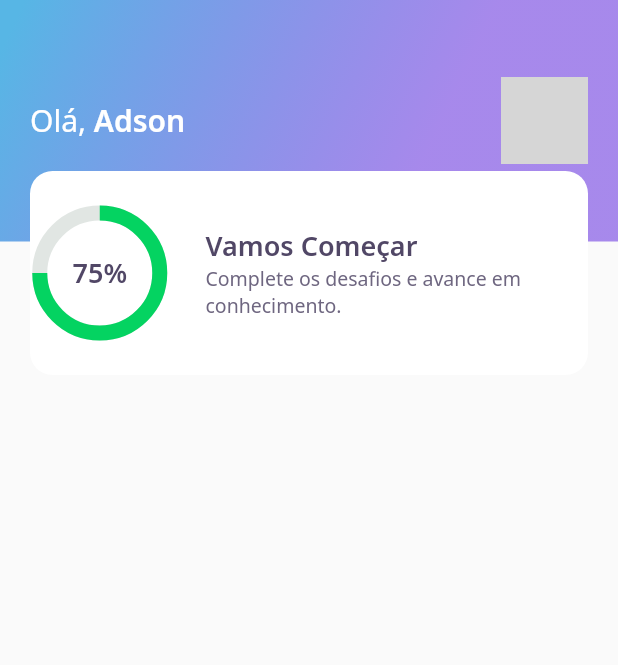
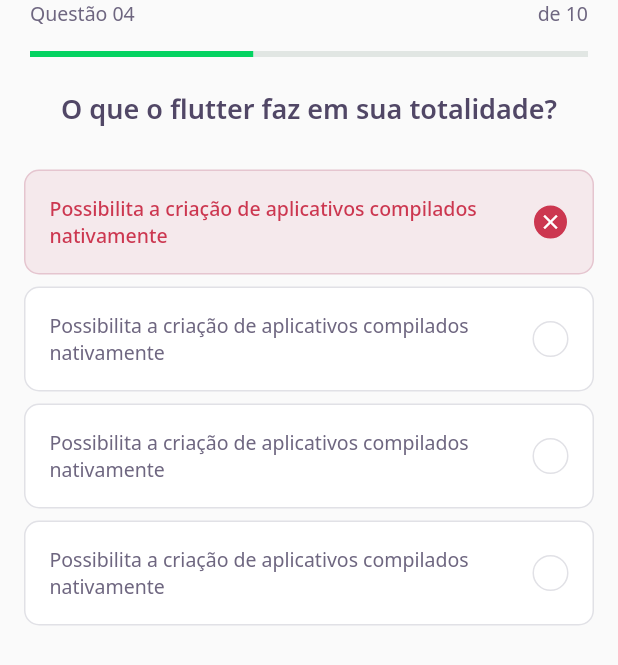
Before and after one commit to AdsonBruno/NLW05-trilha-flutter, a Flutter app: the screen it shows after launch, on a phone screen of 412 x 824 dp. Shown: the top 665 px of the screen. Run offline on Flutter 3.47's test engine with Material 2 defaults, Android fonts, the phone set to English and light mode, and no system bars; our stand-ins replace google_fonts; grey boxes are pictures that could not be loaded.

Commit message:
dia 2 nlw

```diff
--- /dev/null
+++ b/lib/challenge/chalenged_page.dart
@@ -0,0 +1,28 @@
+import 'package:DevQuiz/challenge/widgets/question_indicator/question_indicator_widget.dart';
+import 'package:DevQuiz/challenge/widgets/quiz/quiz_widget.dart';
+import 'package:flutter/material.dart';
+
+class ChallengePage extends StatefulWidget {
+  ChallengePage({Key? key}) : super(key: key);
+
+  @override
+  _ChallengePageState createState() => _ChallengePageState();
+}
+
+class _ChallengePageState extends State<ChallengePage> {
+  @override
+  Widget build(BuildContext context) {
+    return Scaffold(
+      appBar: PreferredSize(
+        preferredSize: Size.fromHeight(60),
+        child: SafeArea(
+          top: true,
+          child: QuestionIndicatorWidget(),
+        ),
+      ),
+      body: QuizWidget(
+        title: 'O que o flutter faz em sua totalidade?',
+      ),
+    );
+  }
+}
--- /dev/null
+++ b/lib/challenge/widgets/awnser/awnser_widget.dart
@@ -0,0 +1,81 @@
+import 'package:DevQuiz/core/app_colors.dart';
+import 'package:DevQuiz/core/app_text_styles.dart';
+import 'package:flutter/material.dart';
+
+class AwnserWidget extends StatelessWidget {
+  final String title;
+  final bool isRight;
+  final bool isSelected;
+  AwnserWidget({
+    Key? key,
+    required this.title,
+    this.isRight = false,
+    this.isSelected = false,
+  }) : super(key: key);
+
+  Color get _selectedColorRight =>
+      isRight ? AppColors.darkGreen : AppColors.darkRed;
+
+  Color get _selectedBorderRight =>
+      isRight ? AppColors.lightGreen : AppColors.lightRed;
+
+  Color get _selectedColorCardRight =>
+      isRight ? AppColors.lightGreen : AppColors.lightRed;
+
+  Color get _selectedBorderCardRight =>
+      isRight ? AppColors.green : AppColors.red;
+
+  TextStyle get _selectedTextStyleRight =>
+      isRight ? AppTextStyles.bodyDarkGreen : AppTextStyles.bodyDarkRed;
+
+  IconData get _selectedIconRight => isRight ? Icons.check : Icons.close;
+
+  @override
+  Widget build(BuildContext context) {
+    return Padding(
+      padding: const EdgeInsets.symmetric(horizontal: 16.0, vertical: 4),
+      child: Container(
+        padding: EdgeInsets.all(16),
+        decoration: BoxDecoration(
+          color: isSelected ? _selectedColorCardRight : AppColors.white,
+          borderRadius: BorderRadius.circular(10),
+          border: Border.fromBorderSide(BorderSide(
+            color: isSelected ? _selectedBorderCardRight : AppColors.border,
+          )),
+        ),
+        child: Row(
+          mainAxisAlignment: MainAxisAlignment.spaceBetween,
+          children: [
+            Expanded(
+              child: Text(
+                title,
+                style:
+                    isSelected ? _selectedTextStyleRight : AppTextStyles.body,
+              ),
+            ),
+            Container(
+              width: 24,
+              height: 24,
+              decoration: BoxDecoration(
+                color: isSelected ? _selectedColorRight : AppColors.white,
+                borderRadius: BorderRadius.circular(500),
+                border: Border.fromBorderSide(
+                  BorderSide(
+                      color:
+                          isSelected ? _selectedBorderRight : AppColors.border),
+                ),
+              ),
+              child: isSelected
+                  ? Icon(
+                      _selectedIconRight,
+                      color: AppColors.white,
+                      size: 16,
+                    )
+                  : null,
+            ),
+          ],
+        ),
+      ),
+    );
+  }
+}
--- /dev/null
+++ b/lib/challenge/widgets/question_indicator/question_indicator_widget.dart
@@ -0,0 +1,38 @@
+import 'package:DevQuiz/core/app_colors.dart';
+import 'package:DevQuiz/core/app_text_styles.dart';
+import 'package:DevQuiz/shared/widgets/progress_indicator/progress_indicator.dart';
+import 'package:flutter/material.dart';
+
+class QuestionIndicatorWidget extends StatelessWidget {
+  const QuestionIndicatorWidget({Key? key}) : super(key: key);
+
+  @override
+  Widget build(BuildContext context) {
+    return Container(
+      padding: EdgeInsets.symmetric(horizontal: 20),
+      child: Column(
+        children: [
+          Row(
+            mainAxisAlignment: MainAxisAlignment.spaceBetween,
+            children: [
+              Text(
+                'Questão 04',
+                style: AppTextStyles.body,
+              ),
+              Text(
+                'de 10',
+                style: AppTextStyles.body,
+              ),
+            ],
+          ),
+          SizedBox(
+            height: 16,
+          ),
+          ProgressIndicatorWidget(
+            value: 0.4,
+          ),
+        ],
+      ),
+    );
+  }
+}
--- /dev/null
+++ b/lib/challenge/widgets/quiz/quiz_widget.dart
@@ -0,0 +1,40 @@
+import 'package:DevQuiz/challenge/widgets/awnser/awnser_widget.dart';
+import 'package:DevQuiz/core/app_text_styles.dart';
+import 'package:flutter/material.dart';
+
+class QuizWidget extends StatelessWidget {
+  final String title;
+  QuizWidget({Key? key, required this.title}) : super(key: key);
+
+  @override
+  Widget build(BuildContext context) {
+    return Container(
+      child: Column(
+        children: [
+          Text(title, style: AppTextStyles.heading),
+          SizedBox(
+            height: 24,
+          ),
+          AwnserWidget(
+            isSelected: true,
+            isRight: false,
+            title:
+                'Possibilita a criação de aplicativos compilados nativamente',
+          ),
+          AwnserWidget(
+            title:
+                'Possibilita a criação de aplicativos compilados nativamente',
+          ),
+          AwnserWidget(
+            title:
+                'Possibilita a criação de aplicativos compilados nativamente',
+          ),
+          AwnserWidget(
+            title:
+                'Possibilita a criação de aplicativos compilados nativamente',
+          ),
+        ],
+      ),
+    );
+  }
+}
--- a/lib/core/app_widget.dart
+++ b/lib/core/app_widget.dart
@@ -1,3 +1,4 @@
+import 'package:DevQuiz/challenge/chalenged_page.dart';
 import 'package:DevQuiz/home/home_page.dart';
 // import 'package:DevQuiz/splash/splash_page.dart';
 import 'package:flutter/material.dart';
@@ -7,7 +8,8 @@ class AppWidget extends StatelessWidget {
   Widget build(BuildContext context) {
     return MaterialApp(
       title: "DevQuiz",
-      home: HomePage(),
+      // home: HomePage(),
+      home: ChallengePage(),
     );
   }
 }
--- a/lib/home/widgets/score_card/score_card_widget.dart
+++ b/lib/home/widgets/score_card/score_card_widget.dart
@@ -16,6 +16,8 @@ class ScoreCardWidget extends StatelessWidget {
           color: AppColors.white,
           borderRadius: BorderRadius.circular(15),
         ),
+        child: Padding(
+          padding: const EdgeInsets.symmetric(horizontal: 24),
           child: Row(
             crossAxisAlignment: CrossAxisAlignment.center,
             children: [
@@ -42,6 +44,7 @@ class ScoreCardWidget extends StatelessWidget {
             ],
           ),
         ),
+      ),
     );
   }
 }
--- /dev/null
+++ b/lib/shared/widgets/progress_indicator/progress_indicator.dart
@@ -0,0 +1,17 @@
+import 'package:DevQuiz/core/app_colors.dart';
+import 'package:flutter/material.dart';
+
+class ProgressIndicatorWidget extends StatelessWidget {
+  final double value;
+  const ProgressIndicatorWidget({Key? key, required this.value})
+      : super(key: key);
+
+  @override
+  Widget build(BuildContext context) {
+    return LinearProgressIndicator(
+      value: value,
+      backgroundColor: AppColors.chartSecondary,
+      valueColor: AlwaysStoppedAnimation<Color>(AppColors.chartPrimary),
+    );
+  }
+}
```
Also changed, not shown: lib/home/home_page.dart (+45 -0 lines), lib/home/widgets/level_button/lavel_button_widget.dart (added, +62 -0 lines), lib/home/widgets/quiz_card/quiz_card.dart (added, +58 -0 lines). Lines whose indentation alone changed are shown as unchanged.
